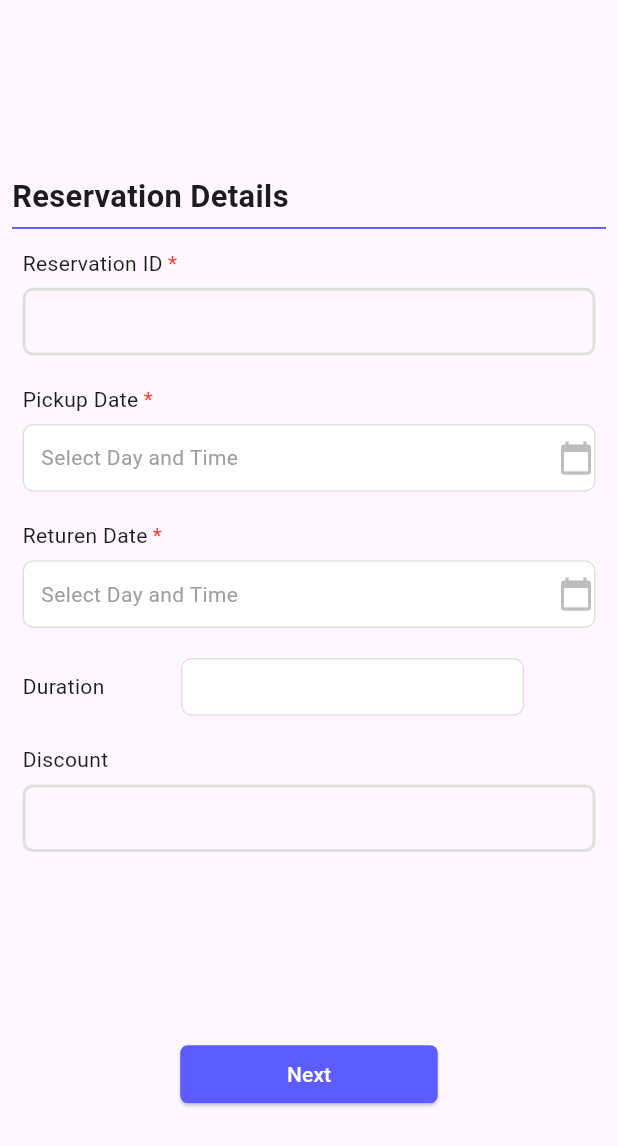
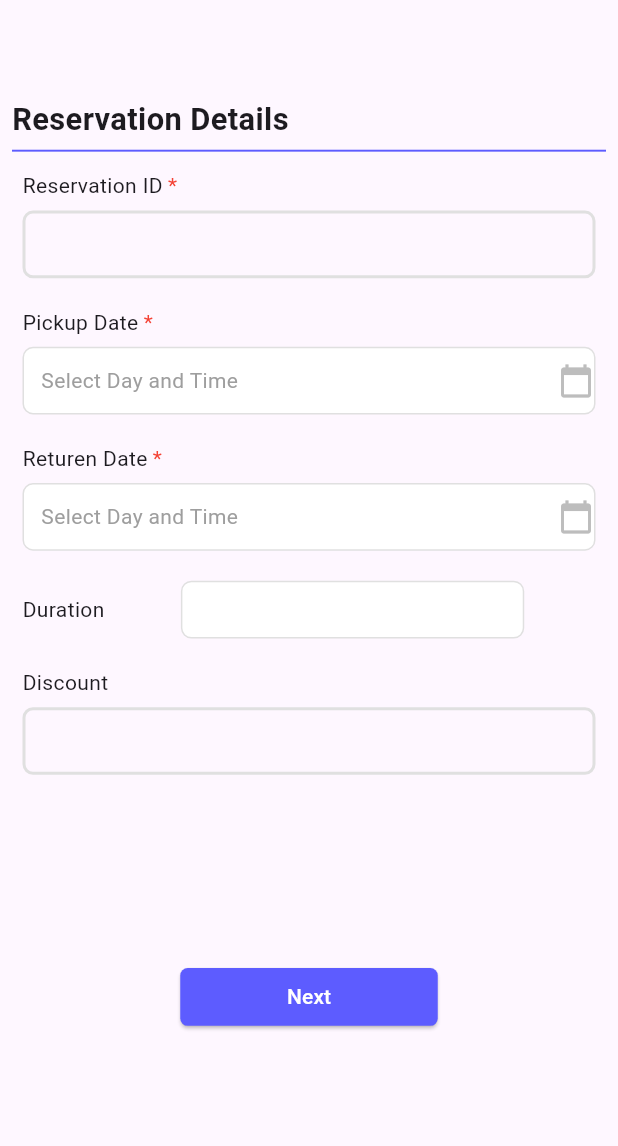
Before and after one commit to taufiqurSabbir/car_rental, a Flutter app: the screen it shows after launch, on a phone screen of 412 x 824 dp. Shown: the top 1146 px of the screen. Run offline on Flutter 3.47's test engine with Material 3 defaults, Android fonts, the phone set to English and light mode, and no system bars; our stand-ins replace flutter_screenutil, get; missing offline and left inert: dart:ffi.

Commit message:
screenTile adjust

```diff
--- a/lib/view/widget/screenTitle.dart
+++ b/lib/view/widget/screenTitle.dart
@@ -23,7 +23,7 @@ class _ScreenTitleState extends State<ScreenTitle> {
       child: Column(
         crossAxisAlignment: CrossAxisAlignment.start,
         children: [
-          SizedBox(height: 50.h,),
+          SizedBox(height: 10.h,),
           Text(widget.title,style: TextStyle(fontSize: 18.sp,fontWeight: FontWeight.w600)),
           SizedBox(height: 5.h,),
           Container(height: 1.h,width: 100.sw,color: AppColors.primarycolor)
```
